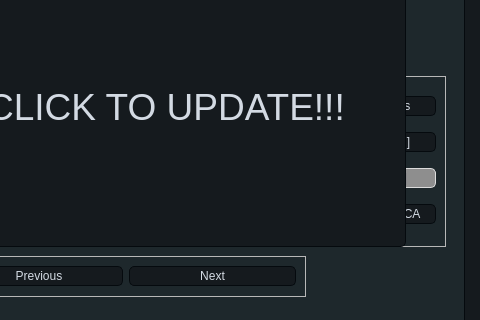
Before: the Qt Designer form GUI/untitled.ui in Cranbaerry/A.R.E.S, drawn with Qt 5; both pictures show x 356 to 836 and y 156 to 476 of the 836 by 575 pixel window.
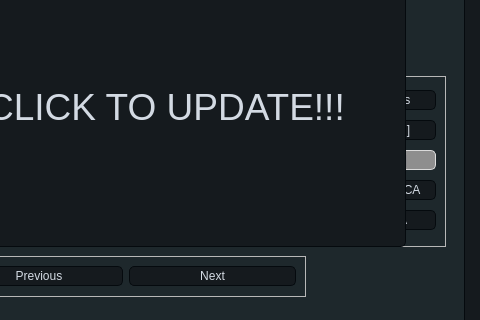
After: the same form once the commit is applied.

The edit to the form file:
```diff
--- a/GUI/untitled.ui
+++ b/GUI/untitled.ui
@@ -644,6 +644,13 @@
          </property>
         </widget>
        </item>
+       <item>
+        <widget class="QPushButton" name="LoadVRCAButton">
+         <property name="text">
+          <string>Load VRCA</string>
+         </property>
+        </widget>
+       </item>
       </layout>
      </widget>
      <widget class="QTextEdit" name="RawData">
```
